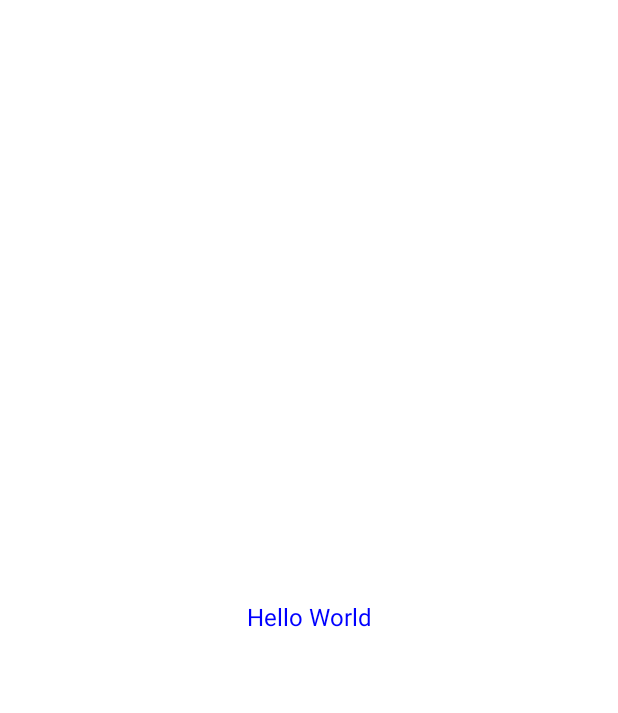
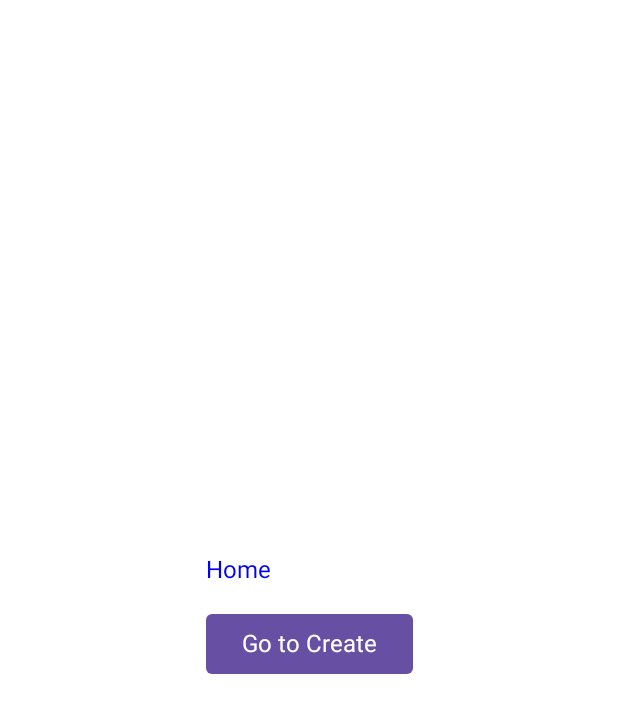
Before and after one commit to raystatic/TODO-CMM, an Android app built with Jetpack Compose: the screen it shows after launch (MainActivity), on a phone screen of 412 x 824 dp. Before the commit the part shown is almost empty. Shown: the top 713 px of the screen. Run offline under Robolectric (Android 15) with nearby library versions, the phone set to English and light mode, and no system bars; our stand-ins replace Voyager.

Commit message:
added voyager for navigation

```diff
--- a/androidApp/src/main/java/com/example/todocmm/android/MainActivity.kt
+++ b/androidApp/src/main/java/com/example/todocmm/android/MainActivity.kt
@@ -3,10 +3,12 @@ package com.example.todocmm.android
 import android.os.Bundle
 import androidx.activity.ComponentActivity
 import androidx.activity.compose.setContent
+import androidx.compose.foundation.background
 import androidx.compose.foundation.layout.fillMaxSize
 import androidx.compose.material.*
 import androidx.compose.runtime.Composable
 import androidx.compose.ui.Modifier
+import androidx.compose.ui.graphics.Color
 import androidx.compose.ui.tooling.preview.Preview
 import com.example.todocmm.App
 import com.example.todocmm.Greeting
@@ -15,7 +17,13 @@ class MainActivity : ComponentActivity() {
     override fun onCreate(savedInstanceState: Bundle?) {
         super.onCreate(savedInstanceState)
         setContent {
-            App()
+            Surface(
+                modifier = Modifier
+                    .fillMaxSize()
+                    .background(color = Color.White)
+            ) {
+                App()
+            }
         }
     }
 }
--- a/shared/build.gradle.kts
+++ b/shared/build.gradle.kts
@@ -34,6 +34,8 @@ kotlin {
     }
 
     sourceSets {
+        val voyagerVersion = "1.0.0-rc06"
+
         val commonMain by getting {
             dependencies {
                 //put your multiplatform dependencies here
@@ -49,6 +51,10 @@ kotlin {
                 implementation("dev.icerock.moko:mvvm-compose:0.16.1")
                 implementation("dev.icerock.moko:mvvm-flow:0.16.1")
                 implementation("dev.icerock.moko:mvvm-flow-compose:0.16.1")
+
+                // Used for the basic navigation
+                implementation("cafe.adriel.voyager:voyager-navigator:$voyagerVersion")
+
             }
         }
         val commonTest by getting {
--- a/shared/src/commonMain/kotlin/com/example/todocmm/App.kt
+++ b/shared/src/commonMain/kotlin/com/example/todocmm/App.kt
@@ -1,29 +1,28 @@
 package com.example.todocmm
 
 import androidx.compose.foundation.background
+import androidx.compose.foundation.border
 import androidx.compose.foundation.layout.Box
 import androidx.compose.foundation.layout.fillMaxSize
+import androidx.compose.foundation.layout.padding
+import androidx.compose.foundation.shape.RoundedCornerShape
+import androidx.compose.material3.Button
 import androidx.compose.material3.Text
 import androidx.compose.runtime.Composable
 import androidx.compose.ui.Alignment
 import androidx.compose.ui.Modifier
+import androidx.compose.ui.draw.clip
 import androidx.compose.ui.graphics.Color
 import androidx.compose.ui.text.TextStyle
+import androidx.compose.ui.unit.dp
 import androidx.compose.ui.unit.sp
+import androidx.compose.ui.zIndex
+import cafe.adriel.voyager.navigator.LocalNavigator
+import cafe.adriel.voyager.navigator.Navigator
+import cafe.adriel.voyager.navigator.currentOrThrow
+import com.example.todocmm.navigation.HomeScreen
 
 @Composable
 fun App() {
-    Box(
-        modifier = Modifier.fillMaxSize()
-            .background(color = Color.White),
-        contentAlignment = Alignment.Center
-    ) {
-        Text(
-            text = "Hello World",
-            style = TextStyle(
-                color = Color.Blue,
-                fontSize = 16.sp
-            )
-        )
-    }
+    Navigator(HomeScreen)
 }
--- /dev/null
+++ b/shared/src/commonMain/kotlin/com/example/todocmm/home/Home.kt
@@ -0,0 +1,61 @@
+package com.example.todocmm.home
+
+import androidx.compose.foundation.layout.Box
+import androidx.compose.foundation.layout.Column
+import androidx.compose.foundation.layout.Spacer
+import androidx.compose.foundation.layout.fillMaxSize
+import androidx.compose.foundation.layout.height
+import androidx.compose.foundation.shape.RoundedCornerShape
+import androidx.compose.material3.Button
+import androidx.compose.material3.Text
+import androidx.compose.runtime.Composable
+import androidx.compose.ui.Alignment
+import androidx.compose.ui.Modifier
+import androidx.compose.ui.graphics.Color
+import androidx.compose.ui.text.TextStyle
+import androidx.compose.ui.unit.dp
+import androidx.compose.ui.unit.sp
+import cafe.adriel.voyager.navigator.LocalNavigator
+import cafe.adriel.voyager.navigator.Navigator
+import cafe.adriel.voyager.navigator.currentOrThrow
+import com.example.todocmm.navigation.CreateScreen
+
+/**
+ * Created by Rahul Ray.
+ * Version 1.0.0 on 11,November,2023
+ */
+
+@Composable
+fun Home(
+    modifier: Modifier = Modifier,
+    navigator: Navigator = LocalNavigator.currentOrThrow
+) {
+
+    Box(
+        modifier = modifier
+        .fillMaxSize(),
+        contentAlignment = Alignment.Center
+    ) {
+        Column {
+            Text(
+                text = "Home",
+                style = TextStyle(
+                    color = Color.Blue,
+                    fontSize = 16.sp
+                )
+            )
+            Spacer(modifier.height(16.dp))
+            Button(onClick = {
+                navigator.push(CreateScreen)
+            }, shape = RoundedCornerShape(4.dp)) {
+                Text(
+                    text = "Go to Create",
+                    style = TextStyle(
+                        color = Color.White,
+                        fontSize = 16.sp
+                    )
+                )
+            }
+        }
+    }
+}
--- /dev/null
+++ b/shared/src/commonMain/kotlin/com/example/todocmm/navigation/HomeScreen.kt
@@ -0,0 +1,18 @@
+package com.example.todocmm.navigation
+
+import androidx.compose.runtime.Composable
+import cafe.adriel.voyager.core.screen.Screen
+import com.example.todocmm.create.Create
+import com.example.todocmm.home.Home
+
+/**
+ * Created by Rahul Ray.
+ * Version 1.0.0 on 11,November,2023
+ */
+object HomeScreen: Screen {
+
+    @Composable
+    override fun Content() {
+        Home()
+    }
+}
```
Also changed, not shown: shared/src/commonMain/kotlin/com/example/todocmm/create/Create.kt (added, +59 -0 lines), shared/src/commonMain/kotlin/com/example/todocmm/navigation/CreateScreen.kt (added, +17 -0 lines).
